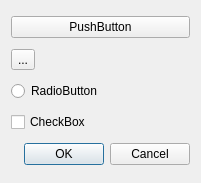
This is items/PicturePropertiesItem.ui in enricoros/fotowall as Qt 5 draws it before an edit. The edited form follows.
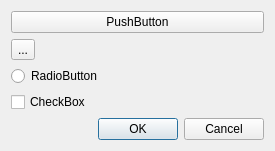
This is the edited form.

Commit message: Properties widget animation

```diff
--- a/items/PicturePropertiesItem.ui
+++ b/items/PicturePropertiesItem.ui
@@ -6,8 +6,8 @@
    <rect>
     <x>0</x>
     <y>0</y>
-    <width>201</width>
-    <height>183</height>
+    <width>275</width>
+    <height>149</height>
    </rect>
   </property>
   <property name="windowTitle">
```
The commit also changes 2 other files.
